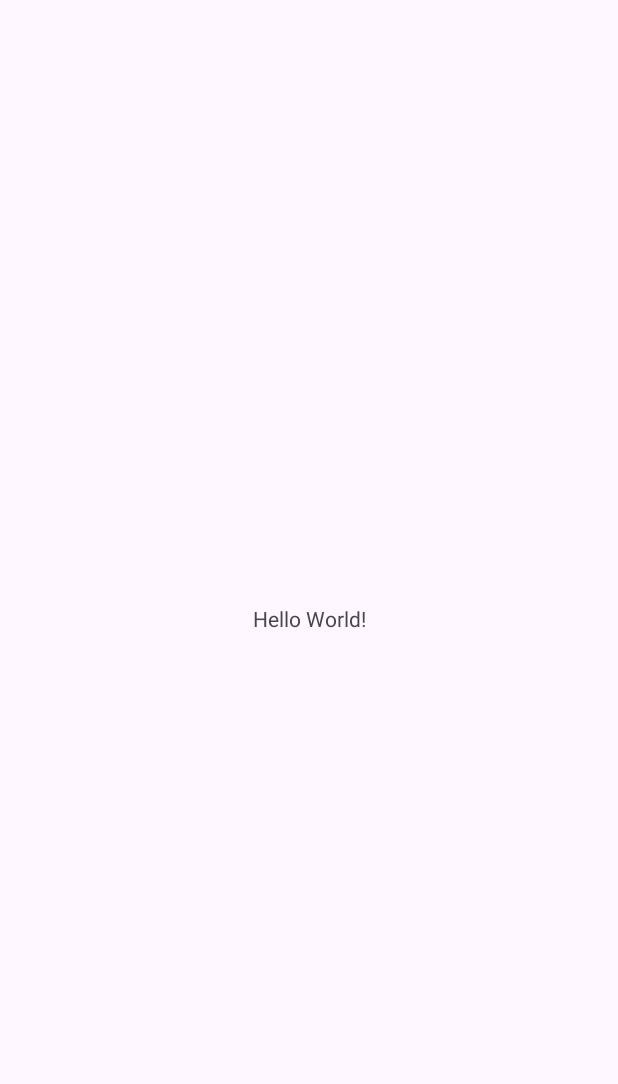
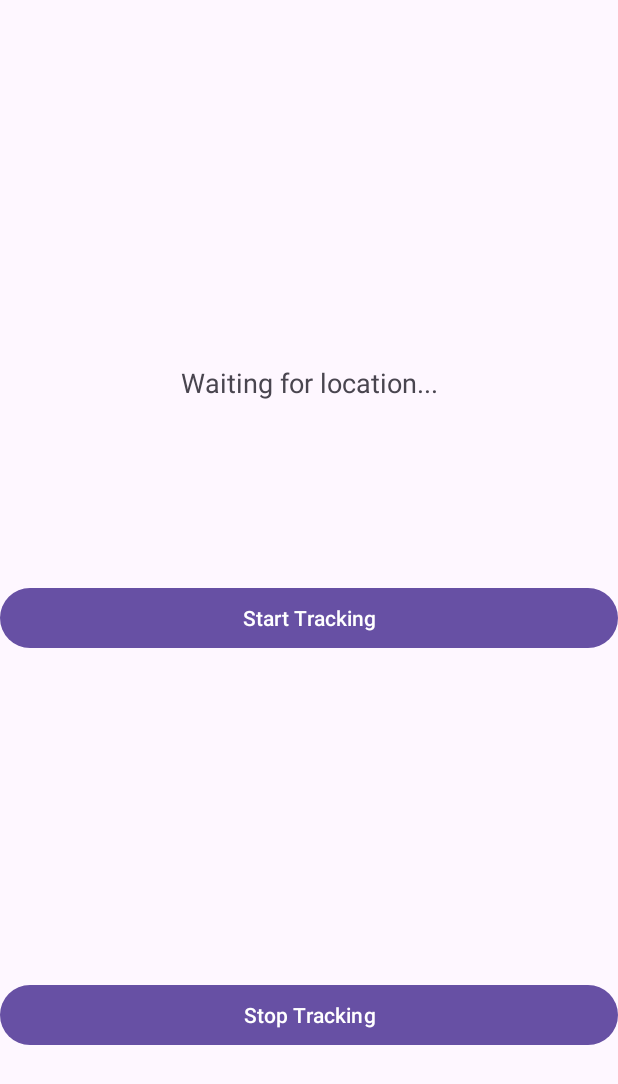
Before and after one commit to Shon40501/MallMate4.0, an Android app: the screen it shows after launch (MainActivity), on a phone screen of 412 x 824 dp. Before the commit the part shown is almost empty. Shown: the top 1084 px of the screen. Run offline under Robolectric (Android 15) with nearby library versions, the phone set to English and light mode, and no system bars.

Commit message:
second commit - Main: Displays the user's location. Classes : Not tested yet, don't know if they work.

```diff
--- a/app/build.gradle
+++ b/app/build.gradle
@@ -39,4 +39,6 @@ dependencies {
     testImplementation libs.junit
     androidTestImplementation libs.ext.junit
     androidTestImplementation libs.espresso.core
+    implementation 'com.google.android.gms:play-services-location:21.0.1'
+
 }
--- a/app/src/main/AndroidManifest.xml
+++ b/app/src/main/AndroidManifest.xml
@@ -1,6 +1,8 @@
 <?xml version="1.0" encoding="utf-8"?>
 <manifest xmlns:android="http://schemas.android.com/apk/res/android"
     xmlns:tools="http://schemas.android.com/tools">
+    <uses-permission android:name="android.permission.ACCESS_FINE_LOCATION"/>
+    <uses-permission android:name="android.permission.ACCESS_COARSE_LOCATION"/>
 
     <application
         android:allowBackup="true"
--- a/app/src/main/java/com/example/mallmate40/MainActivity.java
+++ b/app/src/main/java/com/example/mallmate40/MainActivity.java
@@ -1,24 +1,93 @@
 package com.example.mallmate40;
 
+import android.Manifest;
+import android.content.pm.PackageManager;
 import android.os.Bundle;
+import android.widget.TextView;
+import android.widget.Toast;
 
-import androidx.activity.EdgeToEdge;
 import androidx.appcompat.app.AppCompatActivity;
+import androidx.core.app.ActivityCompat;
+import androidx.core.content.ContextCompat;
+import androidx.core.view.ViewCompat;
 import androidx.core.graphics.Insets;
-import androidx.core.view.ViewCompat;
 import androidx.core.view.WindowInsetsCompat;
 
+import com.google.android.gms.location.FusedLocationProviderClient;
+import com.google.android.gms.location.LocationServices;
+import com.google.android.gms.tasks.CancellationTokenSource;
+import com.google.android.gms.location.Priority;
+
 public class MainActivity extends AppCompatActivity {
+
+    private FusedLocationProviderClient fusedLocationClient;
+    private TextView locationTextView;
 
     @Override
     protected void onCreate(Bundle savedInstanceState) {
         super.onCreate(savedInstanceState);
-        EdgeToEdge.enable(this);
         setContentView(R.layout.activity_main);
+
+        // Ensures the UI layout doesn't overlap with system bars
         ViewCompat.setOnApplyWindowInsetsListener(findViewById(R.id.main), (v, insets) -> {
             Insets systemBars = insets.getInsets(WindowInsetsCompat.Type.systemBars());
             v.setPadding(systemBars.left, systemBars.top, systemBars.right, systemBars.bottom);
             return insets;
         });
+
+        // Initialize UI components
+        locationTextView = findViewById(R.id.locationTextView);
+
+        // Initialize the fused location provider client
+        fusedLocationClient = LocationServices.getFusedLocationProviderClient(this);
+
+        // Request location permission and display current location if granted
+        requestPermissionsAndDisplayLocation();
+    }
+
+    private void requestPermissionsAndDisplayLocation() {
+        if (ContextCompat.checkSelfPermission(this, Manifest.permission.ACCESS_FINE_LOCATION)
+                != PackageManager.PERMISSION_GRANTED) {
+            ActivityCompat.requestPermissions(this,
+                    new String[]{Manifest.permission.ACCESS_FINE_LOCATION}, 1);
+        } else {
+            getCurrentLocation();
+        }
+    }
+
+    @Override
+    public void onRequestPermissionsResult(int requestCode, String[] permissions, int[] grantResults) {
+        super.onRequestPermissionsResult(requestCode, permissions, grantResults);
+        if (requestCode == 1) {
+            if (grantResults.length > 0 &&
+                    grantResults[0] == PackageManager.PERMISSION_GRANTED) {
+                getCurrentLocation();
+            } else {
+                Toast.makeText(this, "Permission not granted!", Toast.LENGTH_SHORT).show();
+            }
+        }
+    }
+
+    private void getCurrentLocation() {
+        if (ContextCompat.checkSelfPermission(this, Manifest.permission.ACCESS_FINE_LOCATION)
+                == PackageManager.PERMISSION_GRANTED) {
+            fusedLocationClient.getCurrentLocation(Priority.PRIORITY_HIGH_ACCURACY,
+                            new CancellationTokenSource().getToken())
+                    .addOnSuccessListener(location -> {
+                        if (location != null) {
+                            double latitude = location.getLatitude();
+                            double longitude = location.getLongitude();
+                            double altitude = location.getAltitude();
+                            locationTextView.setText("Lat: " + latitude + "\nLng: " + longitude + "\nAlt: " + altitude);
+                        } else {
+                            Toast.makeText(MainActivity.this, "Failed to get location", Toast.LENGTH_SHORT).show();
+                        }
+                    })
+                    .addOnFailureListener(e -> {
+                        Toast.makeText(MainActivity.this, "Location error: " + e.getMessage(), Toast.LENGTH_SHORT).show();
+                    });
+        } else {
+            Toast.makeText(this, "Permission not granted!", Toast.LENGTH_SHORT).show();
+        }
     }
 }
--- a/app/src/main/res/layout/activity_main.xml
+++ b/app/src/main/res/layout/activity_main.xml
@@ -8,12 +8,38 @@
     tools:context=".MainActivity">
 
     <TextView
+        android:id="@+id/locationTextView"
         android:layout_width="wrap_content"
         android:layout_height="wrap_content"
-        android:text="Hello World!"
+        android:text="Waiting for location..."
+        android:textSize="18sp"
+        app:layout_constraintBottom_toBottomOf="parent"
+        app:layout_constraintEnd_toEndOf="parent"
+        app:layout_constraintStart_toStartOf="parent"
+        app:layout_constraintTop_toTopOf="parent"
+        app:layout_constraintVertical_bias="0.304" />
+
+    <Button
+        android:id="@+id/startButton"
+        android:layout_width="match_parent"
+        android:layout_height="wrap_content"
+        android:text="Start Tracking"
         app:layout_constraintBottom_toBottomOf="parent"
         app:layout_constraintEnd_toEndOf="parent"
         app:layout_constraintStart_toStartOf="parent"
         app:layout_constraintTop_toTopOf="parent" />
 
+    <Button
+        android:id="@+id/stopButton"
+        android:layout_width="match_parent"
+        android:layout_height="wrap_content"
+        android:text="Stop Tracking"
+        app:layout_constraintBottom_toBottomOf="parent"
+        app:layout_constraintEnd_toEndOf="parent"
+        app:layout_constraintHorizontal_bias="1.0"
+        app:layout_constraintStart_toStartOf="parent"
+        app:layout_constraintTop_toTopOf="parent"
+        app:layout_constraintVertical_bias="0.841" />
+
+
 </androidx.constraintlayout.widget.ConstraintLayout>
```
Also changed, not shown: app/src/main/java/com/example/mallmate40/Path.java (added, +47 -0 lines), app/src/main/java/com/example/mallmate40/Point.java (added, +30 -0 lines).
